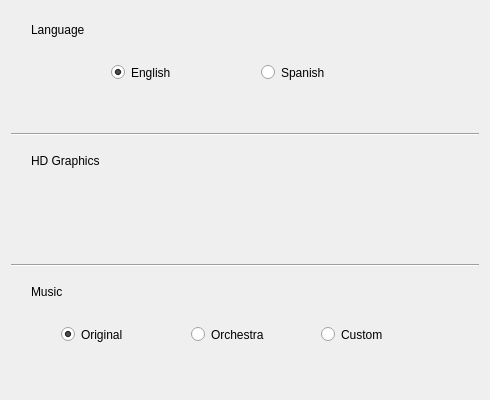
Above: packages/com.ovaremake.core/meta/componentwidget.ui from TurBoss/OvaRemakeInstaller before the change. Below: the same form after it.
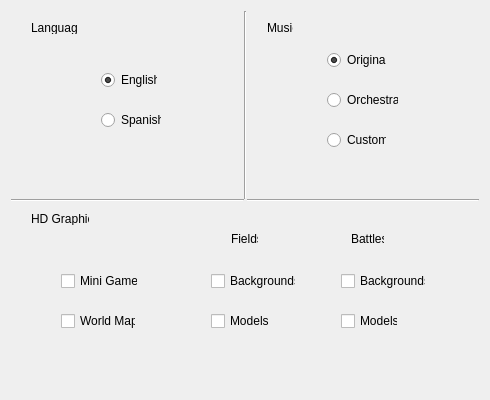
That is the form after the change.

Diff of the .ui file:
```diff
--- a/packages/com.ovaremake.core/meta/componentwidget.ui
+++ b/packages/com.ovaremake.core/meta/componentwidget.ui
@@ -32,39 +32,17 @@
    <property name="verticalSpacing">
     <number>6</number>
    </property>
-   <item row="4" column="0">
-    <widget class="QWidget" name="widget_hd" native="true">
-     <widget class="QLabel" name="label_3">
-      <property name="geometry">
-       <rect>
-        <x>20</x>
-        <y>10</y>
-        <width>88</width>
-        <height>17</height>
-       </rect>
-      </property>
-      <property name="text">
-       <string>HD Graphics</string>
-      </property>
-     </widget>
-    </widget>
-   </item>
-   <item row="3" column="0">
-    <widget class="Line" name="line">
-     <property name="orientation">
-      <enum>Qt::Horizontal</enum>
-     </property>
-    </widget>
-   </item>
-   <item row="6" column="0">
+   <item row="3" column="1">
+    <layout class="QGridLayout" name="grid_layout">
+     <item row="0" column="2">
     <widget class="QWidget" name="widget_music" native="true">
      <widget class="QLabel" name="label_2">
       <property name="geometry">
        <rect>
         <x>20</x>
         <y>10</y>
-        <width>40</width>
-        <height>17</height>
+          <width>26</width>
+          <height>13</height>
        </rect>
       </property>
       <property name="text">
@@ -74,10 +52,10 @@
      <widget class="QRadioButton" name="original">
       <property name="geometry">
        <rect>
-        <x>50</x>
-        <y>50</y>
-        <width>80</width>
-        <height>23</height>
+          <x>80</x>
+          <y>40</y>
+          <width>59</width>
+          <height>18</height>
        </rect>
       </property>
       <property name="text">
@@ -90,10 +68,10 @@
      <widget class="QRadioButton" name="orchestra">
       <property name="geometry">
        <rect>
-        <x>180</x>
-        <y>50</y>
-        <width>95</width>
-        <height>23</height>
+          <x>80</x>
+          <y>80</y>
+          <width>71</width>
+          <height>18</height>
        </rect>
       </property>
       <property name="text">
@@ -103,26 +81,26 @@
      <widget class="QRadioButton" name="custom">
       <property name="geometry">
        <rect>
-        <x>310</x>
-        <y>50</y>
-        <width>79</width>
-        <height>23</height>
+          <x>80</x>
+          <y>120</y>
+          <width>59</width>
+          <height>18</height>
        </rect>
       </property>
       <property name="text">
        <string>Custom</string>
       </property>
      </widget>
-    </widget>
-   </item>
-   <item row="5" column="0">
-    <widget class="Line" name="line_2">
-     <property name="orientation">
-      <enum>Qt::Horizontal</enum>
-     </property>
-    </widget>
-   </item>
-   <item row="2" column="0">
+       <zorder>label_2</zorder>
+       <zorder>original</zorder>
+       <zorder>orchestra</zorder>
+       <zorder>custom</zorder>
+       <zorder>widget_hd</zorder>
+       <zorder>widget_hd</zorder>
+       <zorder>widget_hd</zorder>
+      </widget>
+     </item>
+     <item row="0" column="0">
     <widget class="QWidget" name="widget_language" native="true">
      <property name="autoFillBackground">
       <bool>false</bool>
@@ -132,8 +110,8 @@
        <rect>
         <x>20</x>
         <y>10</y>
-        <width>70</width>
-        <height>17</height>
+          <width>47</width>
+          <height>13</height>
        </rect>
       </property>
       <property name="text">
@@ -143,10 +121,10 @@
      <widget class="QRadioButton" name="english_install">
       <property name="geometry">
        <rect>
-        <x>100</x>
-        <y>50</y>
-        <width>76</width>
-        <height>23</height>
+          <x>90</x>
+          <y>60</y>
+          <width>56</width>
+          <height>18</height>
        </rect>
       </property>
       <property name="text">
@@ -159,10 +137,10 @@
      <widget class="QRadioButton" name="spanish_install">
       <property name="geometry">
        <rect>
-        <x>250</x>
-        <y>50</y>
-        <width>81</width>
-        <height>23</height>
+          <x>90</x>
+          <y>100</y>
+          <width>60</width>
+          <height>18</height>
        </rect>
       </property>
       <property name="text">
@@ -171,6 +149,160 @@
      </widget>
     </widget>
    </item>
+     <item row="0" column="1">
+      <widget class="Line" name="line">
+       <property name="orientation">
+        <enum>Qt::Vertical</enum>
+       </property>
+      </widget>
+     </item>
+     <item row="2" column="0" colspan="3">
+      <widget class="QWidget" name="widget_hd" native="true">
+       <widget class="QLabel" name="label_3">
+        <property name="geometry">
+         <rect>
+          <x>20</x>
+          <y>10</y>
+          <width>58</width>
+          <height>13</height>
+         </rect>
+        </property>
+        <property name="text">
+         <string>HD Graphics</string>
+        </property>
+       </widget>
+       <widget class="QLabel" name="label_4">
+        <property name="geometry">
+         <rect>
+          <x>340</x>
+          <y>30</y>
+          <width>33</width>
+          <height>13</height>
+         </rect>
+        </property>
+        <property name="text">
+         <string>Battles</string>
+        </property>
+       </widget>
+       <widget class="QCheckBox" name="minigames">
+        <property name="geometry">
+         <rect>
+          <x>50</x>
+          <y>70</y>
+          <width>77</width>
+          <height>18</height>
+         </rect>
+        </property>
+        <property name="text">
+         <string>Mini Games</string>
+        </property>
+       </widget>
+       <widget class="QCheckBox" name="worldmap">
+        <property name="geometry">
+         <rect>
+          <x>50</x>
+          <y>110</y>
+          <width>75</width>
+          <height>18</height>
+         </rect>
+        </property>
+        <property name="text">
+         <string>World Map</string>
+        </property>
+       </widget>
+       <widget class="QLabel" name="label_5">
+        <property name="geometry">
+         <rect>
+          <x>220</x>
+          <y>30</y>
+          <width>27</width>
+          <height>13</height>
+         </rect>
+        </property>
+        <property name="text">
+         <string>Fields</string>
+        </property>
+       </widget>
+       <widget class="QCheckBox" name="field_backgrounds">
+        <property name="geometry">
+         <rect>
+          <x>200</x>
+          <y>70</y>
+          <width>85</width>
+          <height>18</height>
+         </rect>
+        </property>
+        <property name="text">
+         <string>Backgrounds</string>
+        </property>
+       </widget>
+       <widget class="QCheckBox" name="field_models">
+        <property name="geometry">
+         <rect>
+          <x>200</x>
+          <y>110</y>
+          <width>71</width>
+          <height>18</height>
+         </rect>
+        </property>
+        <property name="text">
+         <string>Models</string>
+        </property>
+       </widget>
+       <widget class="QCheckBox" name="battle_backgrounds">
+        <property name="geometry">
+         <rect>
+          <x>330</x>
+          <y>70</y>
+          <width>85</width>
+          <height>18</height>
+         </rect>
+        </property>
+        <property name="text">
+         <string>Backgrounds</string>
+        </property>
+       </widget>
+       <widget class="QCheckBox" name="battle_models">
+        <property name="geometry">
+         <rect>
+          <x>330</x>
+          <y>110</y>
+          <width>57</width>
+          <height>18</height>
+         </rect>
+        </property>
+        <property name="text">
+         <string>Models</string>
+        </property>
+       </widget>
+       <zorder>label_3</zorder>
+       <zorder>widget_music</zorder>
+       <zorder>label_4</zorder>
+       <zorder>minigames</zorder>
+       <zorder>worldmap</zorder>
+       <zorder>label_5</zorder>
+       <zorder>field_backgrounds</zorder>
+       <zorder>field_models</zorder>
+       <zorder>battle_backgrounds</zorder>
+       <zorder>battle_models</zorder>
+      </widget>
+     </item>
+     <item row="1" column="0">
+      <widget class="Line" name="line_2">
+       <property name="orientation">
+        <enum>Qt::Horizontal</enum>
+       </property>
+      </widget>
+     </item>
+     <item row="1" column="2">
+      <widget class="Line" name="line_3">
+       <property name="orientation">
+        <enum>Qt::Horizontal</enum>
+       </property>
+      </widget>
+     </item>
+    </layout>
+   </item>
   </layout>
  </widget>
  <tabstops>
```
Left out of the diff: 6 changed lines with no effect on the pictures. Lines whose indentation alone changed are shown as unchanged.
